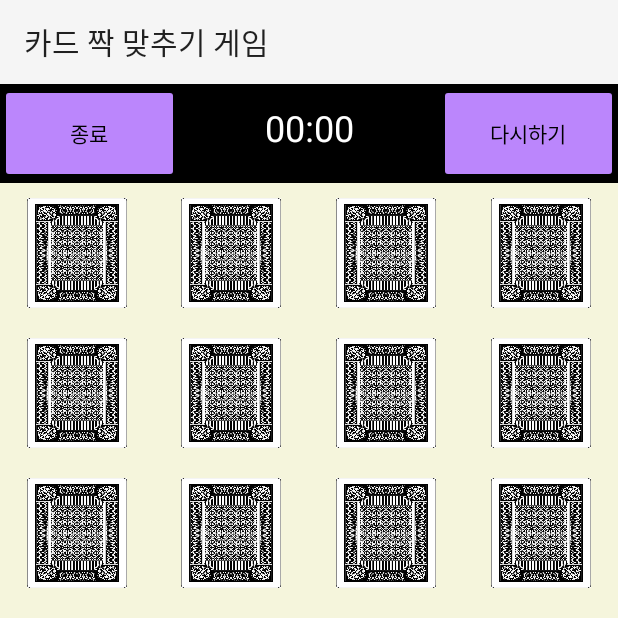
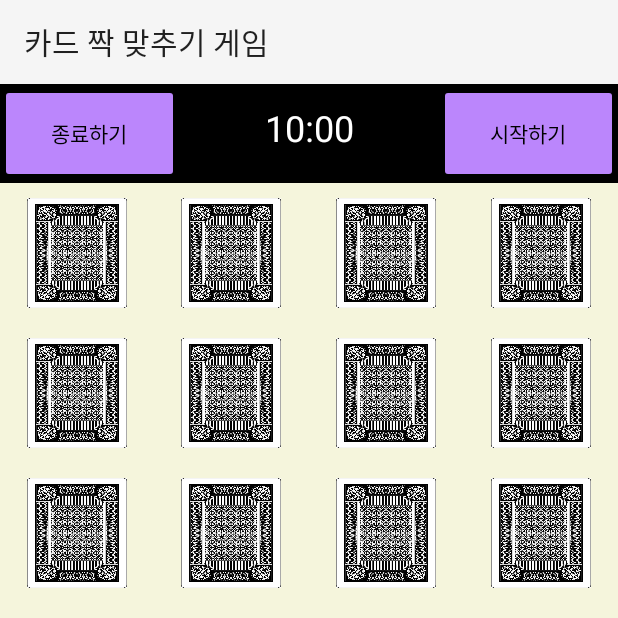
Before and after one commit to akman12914/FlipCard, an Android app: the MainActivity screen opened directly, with no data from a screen before it, on a phone screen of 412 x 824 dp, the top half of it. Run offline under Robolectric (Android 15) with nearby library versions, the phone set to English and light mode, and no system bars.

Commit message:
[성유진] activity_main + MainActivity 수정하여 10분제한 타이머 구현.

```diff
--- a/app/src/main/java/com/example/flipcard/MainActivity.java
+++ b/app/src/main/java/com/example/flipcard/MainActivity.java
@@ -1,34 +1,61 @@
 package com.example.flipcard;
-
-import androidx.annotation.Nullable;
-import androidx.appcompat.app.AppCompatActivity;
 
 import android.content.Intent;
 import android.content.res.Resources;
 import android.graphics.Bitmap;
 import android.graphics.Color;
 import android.graphics.drawable.BitmapDrawable;
-import android.media.Image;
 import android.os.Bundle;
+import android.os.CountDownTimer;
 import android.view.View;
 import android.widget.Button;
-import android.widget.CompoundButton;
-import android.widget.ImageButton;
-import android.widget.ImageView;
 import android.widget.TableLayout;
 import android.widget.TableRow;
-import android.widget.Toast;
-import android.widget.ToggleButton;
+import android.widget.TextView;
+
+import androidx.annotation.Nullable;
+import androidx.appcompat.app.AppCompatActivity;
 
 import java.util.Arrays;
+import java.util.Locale;
 import java.util.Random;
 
 public class MainActivity extends AppCompatActivity {
 
+    //타이머변수설정
+    private static final long START_TIME_IN_MILLIS = 600000;
+
+    private TextView mTextViewCountDown;
+    private Button mButtonStartPause;
+
+    private CountDownTimer mCountDownTimer;
+
+    private boolean mTimerRunning;
+
+    private long mTimeLeftInMillis = START_TIME_IN_MILLIS;
+    //
     @Override
     protected void onCreate(@Nullable Bundle savedInstanceState) {
         super.onCreate(savedInstanceState);
         setContentView(R.layout.activity_main);
+
+        //activity_main에서 00:00 부분과 시작버튼 가져옴
+        mTextViewCountDown = findViewById(R.id.text_view_countdown);
+        mButtonStartPause = findViewById(R.id.button_start_pause);
+        //시작버튼에 리스너지정
+        mButtonStartPause.setOnClickListener(new View.OnClickListener() {
+            @Override
+            public void onClick(View v) {
+                if (mTimerRunning) {
+                    pauseTimer();
+                } else {
+                    startTimer();
+                }
+            }
+        });
+        //시간띄워주는 함수
+        updateCountDownText();
+
         Button gameoverbutton = findViewById(R.id.button);
         gameoverbutton.setOnClickListener(new View.OnClickListener() {
             @Override
@@ -41,7 +68,7 @@ public class MainActivity extends AppCompatActivity {
         final TableLayout tableLayout = (TableLayout) findViewById(R.id.table);
         tableLayout.setShrinkAllColumns(true);
         CardButton[][] buttons = new CardButton[4][4]; //나중에 새로운 클래스 만들어서 바꿔야할듯
-                                // -> CardButton이라는 BlockButton과 같은 역할을 하는 클래스 생성
+        // -> CardButton이라는 BlockButton과 같은 역할을 하는 클래스 생성
         for (int i = 0; i < 4; i++) {
             final TableRow tableRow = new TableRow(this);
             for (int j = 0; j < 4; j++) {
@@ -113,4 +140,40 @@ public class MainActivity extends AppCompatActivity {
             }
         }
     }
+//타이머 함수
+    //타이머시작
+    private void startTimer() {
+        mCountDownTimer = new CountDownTimer(mTimeLeftInMillis, 1000) {
+            @Override
+            public void onTick(long millisUntilFinished) {
+                mTimeLeftInMillis = millisUntilFinished;
+                updateCountDownText();
+            }
+
+            @Override
+            public void onFinish() {
+                mTimerRunning = false;
+                mButtonStartPause.setText("시작하기");
+                mButtonStartPause.setVisibility(View.VISIBLE);
+            }
+        }.start();
+
+        mTimerRunning = true;
+        mButtonStartPause.setText("멈춤");
+    }
+   //타이머 멈춤
+    private void pauseTimer() {
+        mCountDownTimer.cancel();
+        mTimerRunning = false;
+        mButtonStartPause.setText("시작하기");
+    }
+   //시간표시
+    private void updateCountDownText() {
+        int minutes = (int) (mTimeLeftInMillis / 1000) / 60;
+        int seconds = (int) (mTimeLeftInMillis / 1000) % 60;
+
+        String timeLeftFormatted = String.format(Locale.getDefault(), "%02d:%02d", minutes, seconds);
+
+        mTextViewCountDown.setText(timeLeftFormatted);
+    }
 }
--- a/app/src/main/java/com/example/flipcard/StartActivity.java
+++ b/app/src/main/java/com/example/flipcard/StartActivity.java
@@ -1,12 +1,9 @@
 package com.example.flipcard;
 
 import android.content.Intent;
-import android.content.Context;
 import android.os.Bundle;
 import android.view.View;
-import android.view.WindowManager;
 import android.widget.Button;
-import android.widget.Toast;
 
 import androidx.appcompat.app.AppCompatActivity;
 
--- a/app/src/main/res/layout/activity_main.xml
+++ b/app/src/main/res/layout/activity_main.xml
@@ -25,11 +25,11 @@
                 android:backgroundTint="@color/purple_200"
                 android:insetTop="0dp"
                 android:insetBottom="0dp"
-                android:text="종료"
+                android:text="종료하기"
                 android:textColor="@color/black" />
 
             <TextView
-                android:id="@+id/textView"
+                android:id="@+id/text_view_countdown"
                 android:layout_width="142dp"
                 android:layout_height="wrap_content"
                 android:layout_weight="1"
@@ -40,15 +40,17 @@
                 android:textSize="24sp" />
 
             <Button
-                android:id="@+id/button2"
+                android:id="@+id/button_start_pause"
                 android:layout_width="wrap_content"
                 android:layout_height="66dp"
                 android:layout_weight="1"
                 android:backgroundTint="@color/purple_200"
                 android:insetTop="0dp"
                 android:insetBottom="0dp"
-                android:text="다시하기"
-                android:textColor="@color/black" />
+                android:text="시작하기"
+                android:textColor="@color/black"
+                android:visibility="visible"
+                tools:visibility="visible"/>
         </LinearLayout>
 
         <TableLayout
```
